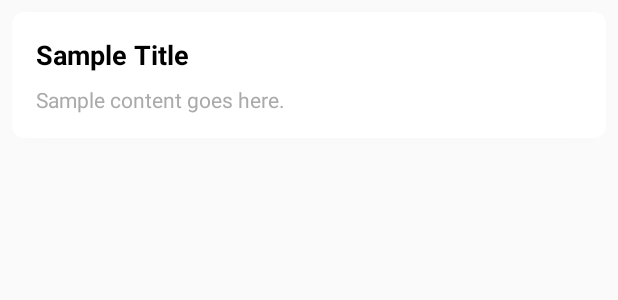
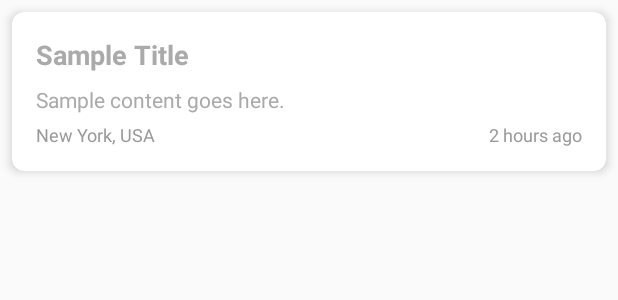
Before and after one commit to Lebowzz/news_application, an Android app built with Jetpack Compose: the layout news_page.xml on its own in the app's theme, with its tools: preview values and no code run, on a phone screen of 412 x 824 dp. Shown: the top 300 px of the screen. Run offline under Robolectric (Android 15) with nearby library versions, the phone set to English and light mode, and no system bars.

Commit message:
news page ui fix commit 2

```diff
--- a/app/src/main/java/com/usj/news_application/adapters/NewsAdapter.kt
+++ b/app/src/main/java/com/usj/news_application/adapters/NewsAdapter.kt
@@ -1,5 +1,6 @@
 package com.usj.news_application.adapters
 
+import android.util.Log
 import android.view.LayoutInflater
 import android.view.View
 import android.view.ViewGroup
@@ -29,12 +30,17 @@ class NewsAdapter : ListAdapter<News, NewsAdapter.NewsViewHolder>(DIFF_CALLBACK)
 
     override fun onBindViewHolder(holder: NewsViewHolder, position: Int) {
         val newsItem = getItem(position)
+        Log.d("NewsAdapter", "Binding title: ${newsItem.title}")
         holder.title.text = newsItem.title
         holder.description.text = newsItem.content
+        holder.location.text = newsItem.location
+        holder.datetime.text = newsItem.datetime.replace('T', ' ')
     }
 
     class NewsViewHolder(itemView: View) : RecyclerView.ViewHolder(itemView) {
         val title: TextView = itemView.findViewById(R.id.title)
         val description: TextView = itemView.findViewById(R.id.content)
+        val location: TextView = itemView.findViewById(R.id.location)
+        val datetime: TextView = itemView.findViewById(R.id.datetime)
     }
 }
--- a/app/src/main/java/com/usj/news_application/views/MainActivity.kt
+++ b/app/src/main/java/com/usj/news_application/views/MainActivity.kt
@@ -2,14 +2,8 @@ package com.usj.news_application.views
 
 import android.os.Bundle
 import androidx.appcompat.app.AppCompatActivity
-import androidx.work.Constraints
-import androidx.work.ExistingPeriodicWorkPolicy
-import androidx.work.NetworkType
-import androidx.work.PeriodicWorkRequestBuilder
-import androidx.work.WorkManager
 import com.usj.news_application.R
 import com.usj.news_application.workers.NewsNotificationWorker
-import java.util.concurrent.TimeUnit
 
 class MainActivity : AppCompatActivity() {
     override fun onCreate(savedInstanceState: Bundle?) {
--- a/app/src/main/res/layout/news_page.xml
+++ b/app/src/main/res/layout/news_page.xml
@@ -20,7 +20,7 @@
             android:layout_width="match_parent"
             android:layout_height="wrap_content"
             android:textSize="18sp"
-            android:textColor="@android:color/black"
+            android:textColor="@android:color/darker_gray"
             android:textStyle="bold"
             tools:text="Sample Title" />
 
@@ -32,6 +32,31 @@
             android:textSize="14sp"
             android:textColor="@android:color/darker_gray"
             tools:text="Sample content goes here." />
+
+        <LinearLayout
+            android:layout_width="match_parent"
+            android:layout_height="wrap_content"
+            android:orientation="horizontal"
+            android:gravity="center_vertical"
+            android:layout_marginTop="5dp">
+
+            <TextView
+                android:id="@+id/location"
+                android:layout_width="0dp"
+                android:layout_height="wrap_content"
+                android:layout_weight="1"
+                android:textSize="12sp"
+                android:textColor="#999999"
+                tools:text="New York, USA"/>
+
+            <TextView
+                android:id="@+id/datetime"
+                android:layout_width="wrap_content"
+                android:layout_height="wrap_content"
+                android:textSize="12sp"
+                android:textColor="#999999"
+                tools:text="2 hours ago"/>
+        </LinearLayout>
     </LinearLayout>
 
 </androidx.cardview.widget.CardView>
```
Also changed, not shown: app/src/main/res/layout/fragment_news_page.xml (+4 -3 lines), app/src/main/res/layout/news_item.xml (deleted, +0 -65 lines).
